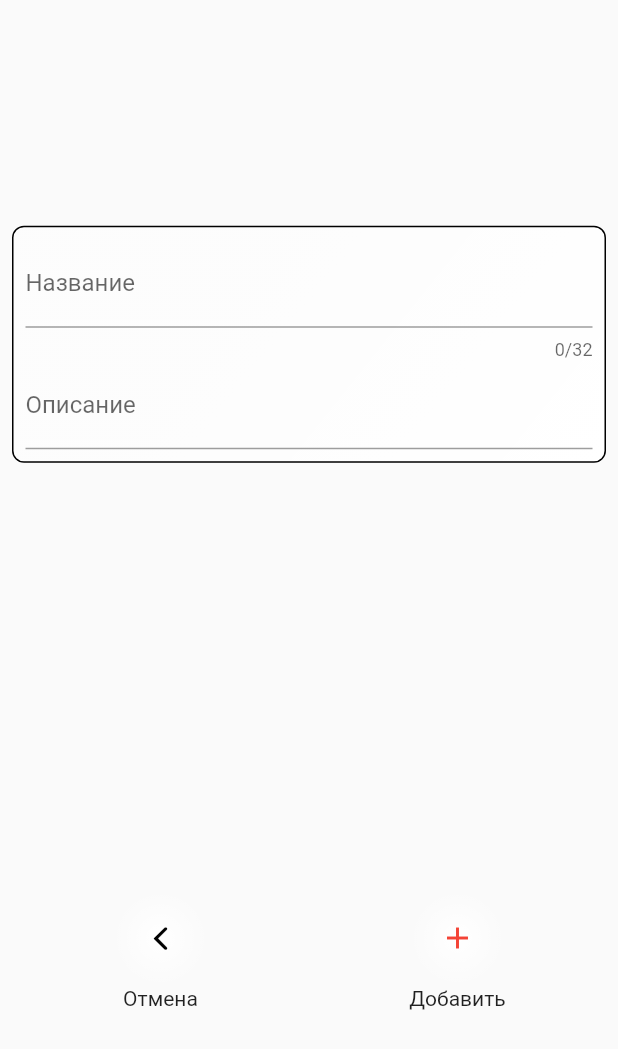
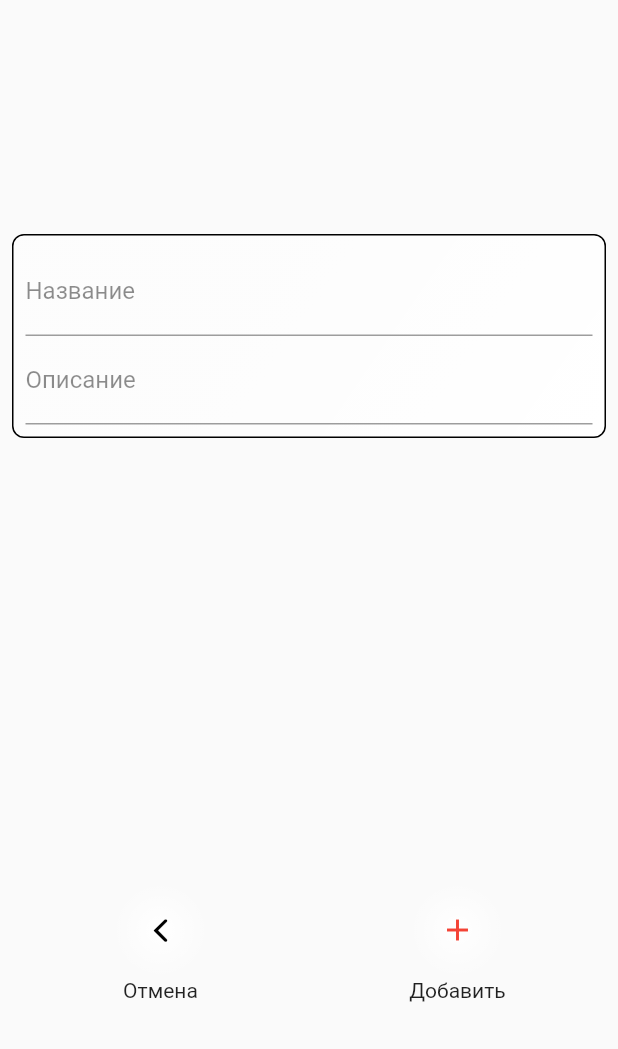
Before and after one commit to RenatFakhrutdinov/my_goals_app, a Flutter app: the screen it shows after launch, after a tap on the "add" icon, on a phone screen of 412 x 824 dp. Shown: the top 1049 px of the screen. Run offline on Flutter 3.47's test engine with Material 2 defaults, Android fonts, the phone set to English and light mode, and no system bars; our stand-ins replace bloc, double_back_to_close_app, equatable, flutter_bloc, flutter_slidable, lottie and 2 more; missing offline and left inert: sky_background; accounts and stored records are empty.

Commit message:
feat: change underline color of TextFields

```diff
--- a/lib/ui/widgets/write_goal_widget.dart
+++ b/lib/ui/widgets/write_goal_widget.dart
@@ -39,11 +39,20 @@ class _WriteGoalWidgetState extends State<WriteGoalWidget> {
               TextField(
                 controller: _titleController,
                 maxLength: 32,
-                decoration: InputDecoration(labelText: Strings.title),
+                decoration: InputDecoration(
+                    labelText: Strings.title,
+                    labelStyle: TextStyle(color: Colors.black45),
+                    counter: SizedBox.shrink(),
+                    focusedBorder: UnderlineInputBorder(
+                        borderSide: BorderSide(color: Colors.black))),
               ),
               TextField(
                 controller: _descriptionController,
-                decoration: InputDecoration(labelText: Strings.description),
+                decoration: InputDecoration(
+                    labelText: Strings.description,
+                    labelStyle: TextStyle(color: Colors.black45),
+                    focusedBorder: UnderlineInputBorder(
+                        borderSide: BorderSide(color: Colors.black))),
                 maxLines: 6,
                 minLines: 1,
               ),
```
